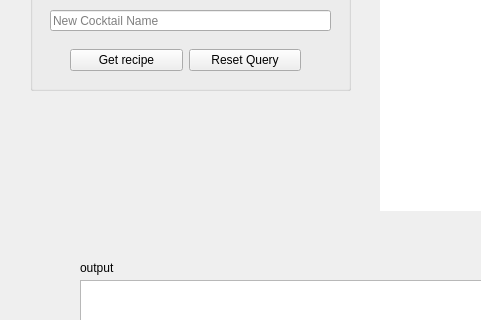
The window that app/form.ui (Estela23/MAI-SEL-PW3) describes before a commit, drawn with Qt 5; both pictures show x 0 to 481 and y 369 to 689 of the 1052 by 789 pixel window.
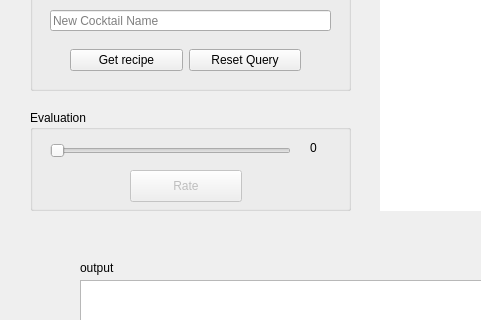
The same window after the commit. Icons and pictures are not drawn.

Commit message: Add evaluation slider

```diff
--- a/app/form.ui
+++ b/app/form.ui
@@ -476,6 +476,85 @@
      <string>Adapted Recipe</string>
     </property>
    </widget>
+   <widget class="QGroupBox" name="groupBox_4">
+    <property name="geometry">
+     <rect>
+      <x>30</x>
+      <y>460</y>
+      <width>321</width>
+      <height>101</height>
+     </rect>
+    </property>
+    <property name="title">
+     <string>Evaluation</string>
+    </property>
+    <widget class="QPushButton" name="btn_rate">
+     <property name="enabled">
+      <bool>false</bool>
+     </property>
+     <property name="geometry">
+      <rect>
+       <x>100</x>
+       <y>60</y>
+       <width>112</width>
+       <height>32</height>
+      </rect>
+     </property>
+     <property name="text">
+      <string>Rate</string>
+     </property>
+     <property name="checkable">
+      <bool>false</bool>
+     </property>
+     <property name="autoDefault">
+      <bool>false</bool>
+     </property>
+     <property name="default">
+      <bool>false</bool>
+     </property>
+     <property name="flat">
+      <bool>false</bool>
+     </property>
+    </widget>
+    <widget class="QSlider" name="slider_evaluation">
+     <property name="geometry">
+      <rect>
+       <x>20</x>
+       <y>30</y>
+       <width>241</width>
+       <height>21</height>
+      </rect>
+     </property>
+     <property name="maximum">
+      <number>10</number>
+     </property>
+     <property name="orientation">
+      <enum>Qt::Horizontal</enum>
+     </property>
+     <property name="invertedAppearance">
+      <bool>false</bool>
+     </property>
+     <property name="invertedControls">
+      <bool>false</bool>
+     </property>
+     <property name="tickPosition">
+      <enum>QSlider::NoTicks</enum>
+     </property>
+    </widget>
+    <widget class="QLabel" name="label_rating">
+     <property name="geometry">
+      <rect>
+       <x>280</x>
+       <y>30</y>
+       <width>21</width>
+       <height>16</height>
+      </rect>
+     </property>
+     <property name="text">
+      <string>0</string>
+     </property>
+    </widget>
+   </widget>
   </widget>
   <widget class="QMenuBar" name="menubar">
    <property name="enabled">
```
The commit also changes 3 other files.
